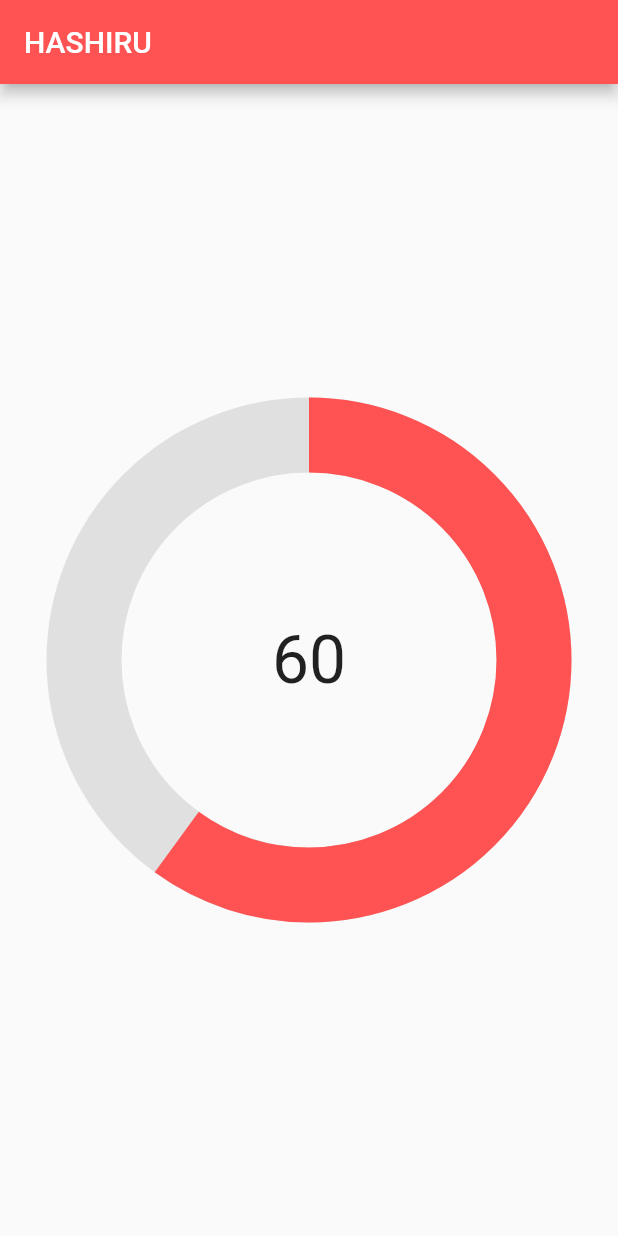
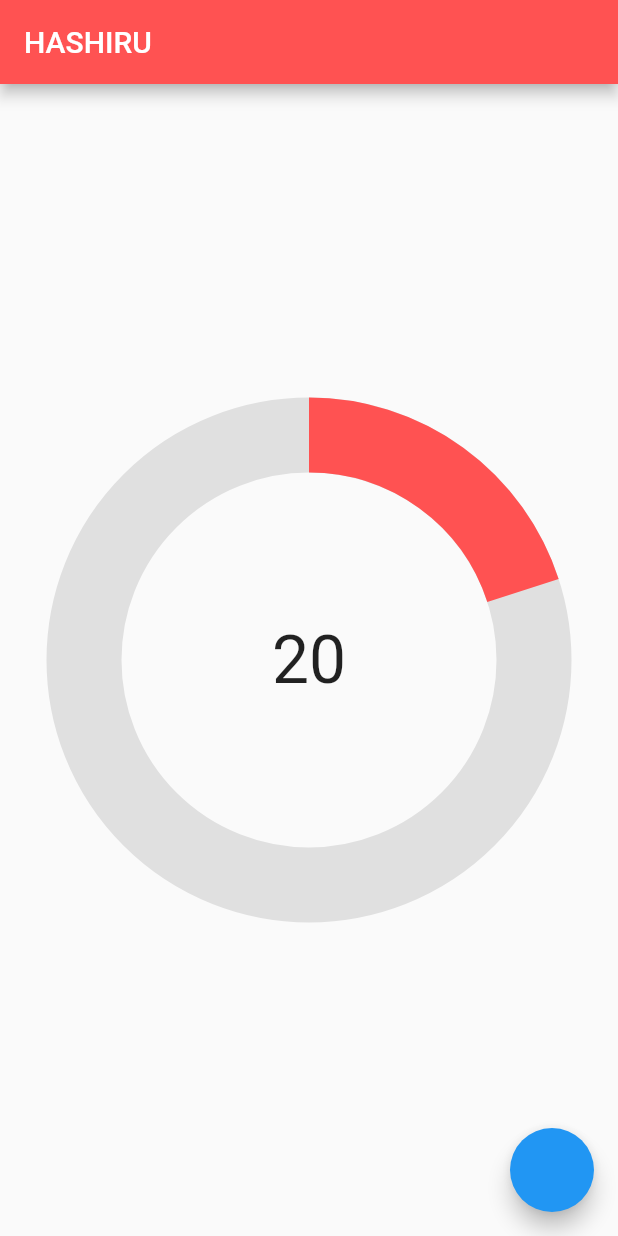
Before and after one commit to shuuun/hashiru, a Flutter app: the screen it shows after launch, on a phone screen of 412 x 824 dp. Run offline on Flutter 3.47's test engine with Material 2 defaults, Android fonts, the phone set to English and light mode, and no system bars.

Commit message:
いろいろ整えた

```diff
--- /dev/null
+++ b/lib/blocs/ranBloc.dart
@@ -0,0 +1,23 @@
+import 'dart:math';
+
+import 'package:flutter/foundation.dart';
+
+import 'package:hashiru/models/ran.dart';
+
+class RanBloc with ChangeNotifier {
+
+  RanBloc(){
+    fetchRanDistance();
+  }
+
+  double _ranDistance;
+  double get ranDistance => _ranDistance;
+
+  double _ranPercentage;
+  double get ranPercentage => _ranPercentage;
+
+  Future<void> fetchRanDistance() async {
+    _ranPercentage = Random().nextInt(100).toDouble();
+    notifyListeners();
+  }
+}
--- /dev/null
+++ b/lib/models/ran.dart
@@ -0,0 +1,6 @@
+class Ran {
+  final double distance;
+  final DateTime day;
+
+  Ran({this.distance, this.day});
+}
--- a/lib/widgets/screens/mainPage.dart
+++ b/lib/widgets/screens/mainPage.dart
@@ -1,4 +1,8 @@
 import 'package:flutter/material.dart';
+
+import 'package:provider/provider.dart';
+
+import 'package:hashiru/blocs/ranBloc.dart';
 
 import 'package:hashiru/widgets/components/donutGraph.dart';
 
@@ -23,10 +27,18 @@ class _MainPageState extends State<MainPage> with TickerProviderStateMixin {
 
   @override
   Widget build(BuildContext context) {
+    final ranBloc = Provider.of<RanBloc>(context, listen: false);
     return Scaffold(
       appBar: AppBar(title: Text('HASHIRU'),),
+      floatingActionButton: FloatingActionButton(onPressed: () => ranBloc.fetchRanDistance()),
       body: SafeArea(
-        child: Center(child: DonutGraph(percentage: 60, trackColor: Colors.grey[300], completedColor: Colors.redAccent),)
+        child: Center(
+          child: Consumer<RanBloc>(
+            builder: (context, ran, child) {
+              return DonutGraph(percentage: ran.ranPercentage, trackColor: Colors.grey[300], completedColor: Colors.redAccent);
+            },
+          )
+        )
       ),
     );
   }
--- a/pubspec.yaml
+++ b/pubspec.yaml
@@ -26,10 +26,10 @@ dependencies:
   flutter_localizations:
     sdk: flutter
 
-
   # The following adds the Cupertino Icons font to your application.
   # Use with the CupertinoIcons class for iOS style icons.
   cupertino_icons: ^0.1.3
+  provider: ^4.1.0
 
 dev_dependencies:
   flutter_test:
```
Also changed, not shown: lib/main.dart (+9 -1 lines), lib/provoders/apiProvider.dart (added), pubspec.lock.
